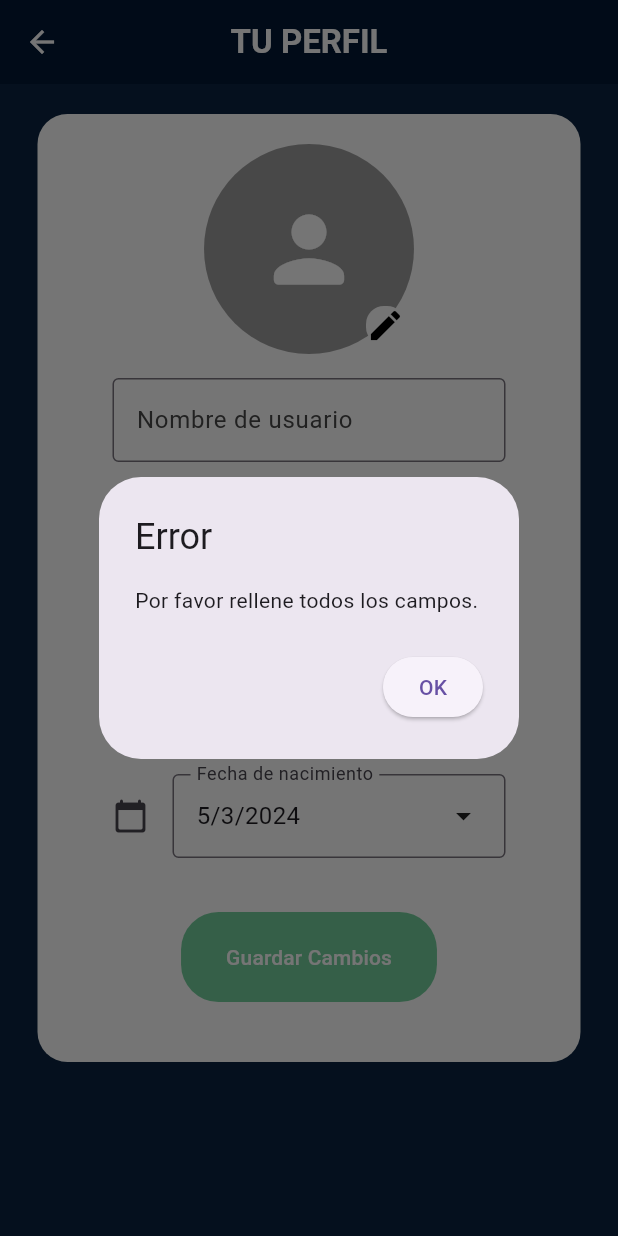
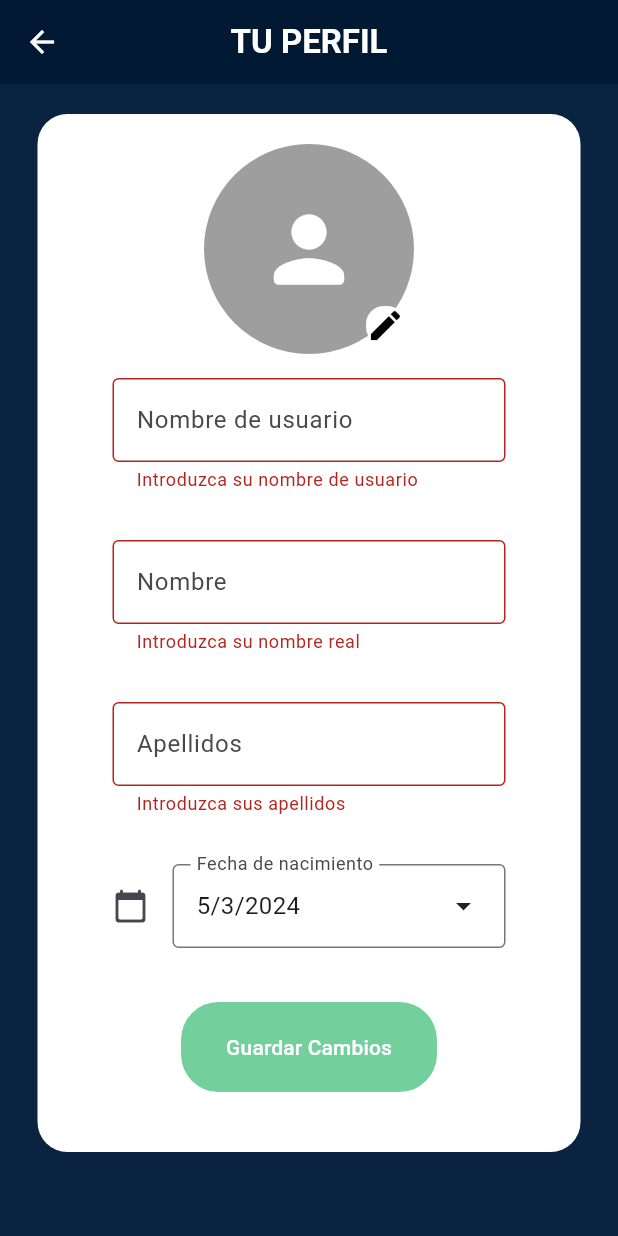
Before and after one commit to marcomar31/MarcoMartinez_ExamenFinal_PMDM_PSP, a Flutter app: the PerfilView screen opened by its route, after a tap on "Guardar Cambios", on a phone screen of 412 x 824 dp. Run offline on Flutter 3.47's test engine with Material 3 defaults, Android fonts, the phone set to English and light mode, and no system bars; our stand-ins replace cloud_firestore, firebase_auth, firebase_core, firebase_storage, geolocator, google_maps_flutter and 2 more; accounts and stored records are empty; generated files the repository leaves out were written again.

Commit message:
Commit 48: Añadidas validaciones y snackbars a CreaActividadView, Logout y PerfilView.

```diff
--- a/marcomartinez_examenfinal/lib/CustomizedObjects/Drawers.dart
+++ b/marcomartinez_examenfinal/lib/CustomizedObjects/Drawers.dart
@@ -110,7 +110,7 @@ class _MainDrawerState extends State<MainDrawer> {
             leading: const Icon(Icons.logout_rounded),
             title: const Text('Cerrar sesión'),
             onTap: () async {
-                await fbAdmin.signOutUsuario();
+                await fbAdmin.signOutUsuario(context);
                 Navigator.of(context).pop();
                 Navigator.of(context).pushNamed("/onboarding_view");
             },
--- a/marcomartinez_examenfinal/lib/Main/PerfilView.dart
+++ b/marcomartinez_examenfinal/lib/Main/PerfilView.dart
@@ -3,7 +3,6 @@ import 'dart:io';
 import 'package:cloud_firestore/cloud_firestore.dart';
 import 'package:firebase_auth/firebase_auth.dart';
 import 'package:flutter/material.dart';
-import 'package:geolocator/geolocator.dart';
 import 'package:image_picker/image_picker.dart';
 import 'package:marcomartinez_examenfinal/CustomizedObjects/TextFormFields.dart';
 import 'package:marcomartinez_examenfinal/FirestoreObjects/FProfile.dart';
@@ -25,6 +24,8 @@ class _PerfilViewState extends State<PerfilView> {
   late User usuarioActual;
   late FProfile perfilUsuario;
 
+  late GlobalKey<FormState> _formKey;
+
   TextEditingController tecNombreUsuario = TextEditingController();
   TextEditingController tecNombre = TextEditingController();
   TextEditingController tecApellidos = TextEditingController();
@@ -37,6 +38,7 @@ class _PerfilViewState extends State<PerfilView> {
   @override
   void initState() {
     super.initState();
+    _formKey = GlobalKey<FormState>();
     usuarioActual = fbAdmin.auth.currentUser!;
     perfilUsuario = DataHolder().perfil!;
     tecNombreUsuario.text = usuarioActual.displayName ?? "";
@@ -121,6 +123,8 @@ class _PerfilViewState extends State<PerfilView> {
                     borderRadius: BorderRadius.circular(20),
                   ),
                   padding: const EdgeInsets.symmetric(horizontal: 50, vertical: 20),
+                  child: Form(
+                    key: _formKey,
                     child: Column(
                       mainAxisAlignment: MainAxisAlignment.center,
                       mainAxisSize: MainAxisSize.min,
@@ -199,15 +203,15 @@ class _PerfilViewState extends State<PerfilView> {
                         ),
                         Padding(
                           padding: const EdgeInsets.symmetric(vertical: 16),
-                        child: OnBoardingFormField(tec: tecNombreUsuario, label: 'Nombre de usuario', isPassword: false,),
+                          child: OnBoardingFormField(tec: tecNombreUsuario, label: 'Nombre de usuario', isPassword: false, mensajeError: "Introduzca su nombre de usuario"),
                         ),
                         Padding(
                           padding: const EdgeInsets.symmetric(vertical: 16),
-                        child: OnBoardingFormField(tec: tecNombre, label: 'Nombre', isPassword: false,),
+                          child: OnBoardingFormField(tec: tecNombre, label: 'Nombre', isPassword: false, mensajeError: "Introduzca su nombre real",),
                         ),
                         Padding(
                           padding: const EdgeInsets.symmetric(vertical: 16),
-                        child: OnBoardingFormField(tec: tecApellidos, label: 'Apellidos', isPassword: false,),
+                          child: OnBoardingFormField(tec: tecApellidos, label: 'Apellidos', isPassword: false, mensajeError: "Introduzca sus apellidos"),
                         ),
                         Padding(
                           padding: const EdgeInsets.symmetric(vertical: 16),
@@ -245,6 +249,7 @@ class _PerfilViewState extends State<PerfilView> {
                     ),
                   ),
                 ),
+              ),
             ]),
         ),
       ),
@@ -266,41 +271,44 @@ class _PerfilViewState extends State<PerfilView> {
   }
 
   Future<void> _guardarPerfil() async {
+    if (_formKey.currentState!.validate()) {
       String nombreUsuario = tecNombreUsuario.text.trim();
       String nombre = tecNombre.text.trim();
       String apellidos = tecApellidos.text.trim();
-    if (nombreUsuario.isNotEmpty && nombre.isNotEmpty && apellidos.isNotEmpty) {
+      if (nombreUsuario.isNotEmpty &&
+          nombre.isNotEmpty &&
+          apellidos.isNotEmpty) {
         print('Nombre de usuario: $nombreUsuario');
         print('Fecha de nacimiento: $_fechaSeleccionada');
         usuarioActual.updateDisplayName(nombreUsuario);
+
         if (_imagePreview != null) {
           subeFotoPerfil();
         }
 
-      Position posicion = await Geolocator.getCurrentPosition(desiredAccuracy: LocationAccuracy.high);
-      double latitud = posicion.latitude;
-      double longitud = posicion.longitude;
+        FProfile perfil = FProfile(
+          nombre: nombre,
+          apellidos: apellidos,
+          fechaNacimiento: _fechaSeleccionada,
+          geoloc: const GeoPoint(0, 0),
+        );
 
-      GeoPoint geoPoint = GeoPoint(latitud, longitud);
+        await fbAdmin.creaPerfilUsuario(perfil);
+        await DataHolder().getProfile();
 
-      FProfile perfil = FProfile(nombre: nombre, apellidos: apellidos, fechaNacimiento: _fechaSeleccionada, geoloc: geoPoint);
-      await fbAdmin.creaPerfilUsuario(perfil);
-      DataHolder().getProfile();
+        ScaffoldMessenger.of(context).showSnackBar(
+          const SnackBar(
+            content: Text("Perfil guardado exitosamente"),
+          ),
+        );
         Navigator.of(context).popAndPushNamed("/home_view");
       } else {
-      showDialog(
-        context: context,
-        builder: (context) => AlertDialog(
-          title: const Text('Error'),
-          content: const Text('Por favor rellene todos los campos.'),
-          actions: [
-            ElevatedButton(
-              onPressed: () => Navigator.pop(context),
-              child: const Text('OK'),
-            ),
-          ],
+        ScaffoldMessenger.of(context).showSnackBar(
+          const SnackBar(
+            content: Text("Por favor, rellenetodos los campos"),
           ),
         );
+      }
     }
   }
 
```
Also changed, not shown: marcomartinez_examenfinal/lib/Main/CreaActividadView.dart (+45 -6 lines), marcomartinez_examenfinal/lib/Singleton/FirebaseAdmin.dart (+8 -3 lines). Lines whose indentation alone changed are shown as unchanged.
